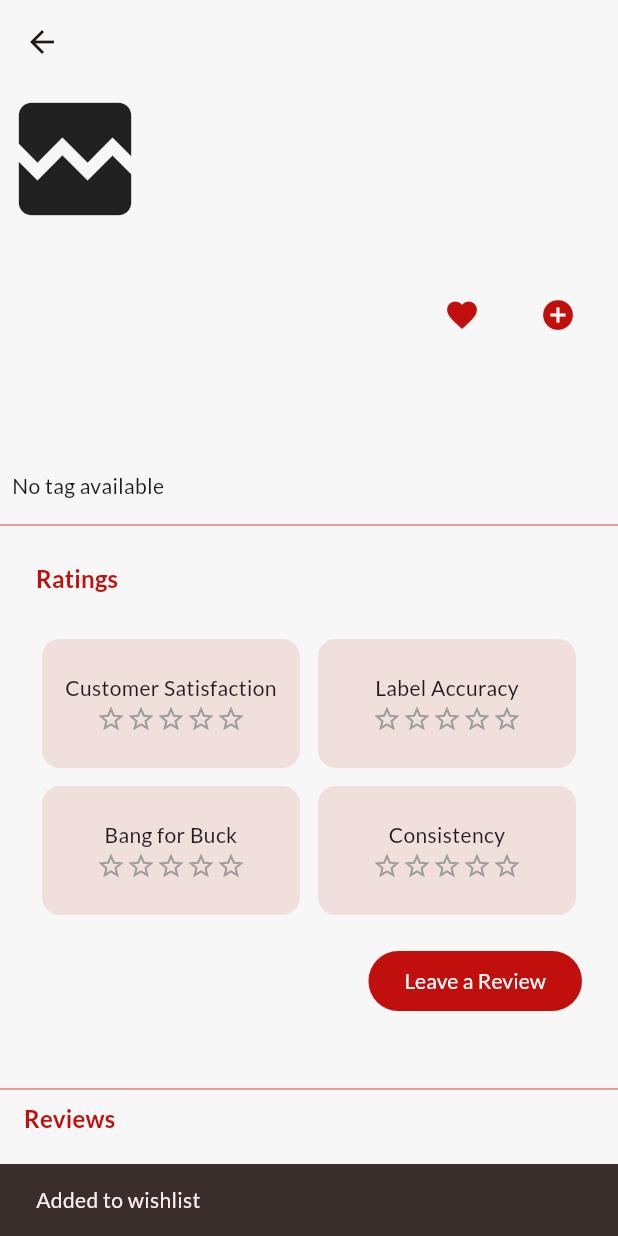
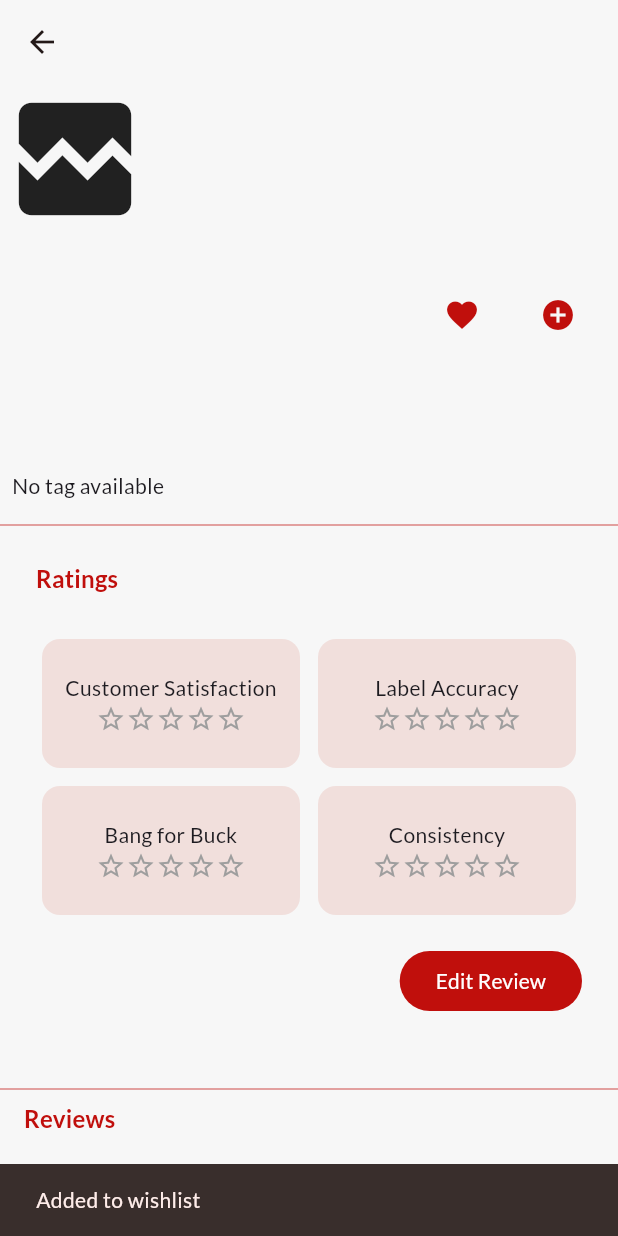
Before and after one commit to sigve10/Grocy, a Flutter app: the ProductScreen screen opened directly with empty values, after a tap on the "favorite outline" icon, on a phone screen of 412 x 824 dp. Run offline on Flutter 3.47's test engine with Material 3 defaults, Android fonts, the phone set to English and light mode, and no system bars; our stand-ins replace flutter_riverpod, google_fonts, supabase_flutter; missing offline and left inert: mobile_scanner; accounts and stored records are empty; network calls fail.

Commit message:
Made Leave a Review button dynamic
By making the widget Stateful instead of Stateless, and using the reviewprovider.
After user leaves a review, the onReviewLeft is used to update the summary + shows

```diff
--- a/lib/screens/product_screen.dart
+++ b/lib/screens/product_screen.dart
@@ -222,7 +222,7 @@ class _ProductScreenState extends ConsumerState<ProductScreen> {
                     icon: Icon(
                       Icons.add_circle,
                       color: Theme.of(context).colorScheme.primary,
-                      size: 24, // Adjust the size as needed
+                      size: 24,
                     ),
                     onPressed: _onAddUserTagPressed,
                     tooltip: 'Add User Tag',
@@ -299,7 +299,7 @@ class _ProductScreenState extends ConsumerState<ProductScreen> {
               thickness: 0.5,
             ),
 
-            RatingsSection(
+            _RatingsSection(
               product: widget.product,
               onReviewLeft: getReviews,
               rating: ratingSummary,
@@ -340,21 +340,43 @@ class _ProductScreenState extends ConsumerState<ProductScreen> {
 }
 
 /// A section that displays the ratings of a product.
-class RatingsSection extends StatelessWidget {
+class _RatingsSection extends StatefulWidget {
   final Rating rating;
   final Product product;
   final Function onReviewLeft;
 
-  const RatingsSection(
-      {super.key,
-      required this.rating,
+  const _RatingsSection(
+      {required this.rating,
       required this.product,
       required this.onReviewLeft});
 
-  List<Widget> createRatings() {
+  @override
+  _RatingsSectionState createState() => _RatingsSectionState();
+}
+
+
+class _RatingsSectionState extends State<_RatingsSection> {
+  bool? hasUserReview;
+
+  @override
+  void initState() {
+    super.initState();
+    _checkUserReview();
+  }
+
+  /// Checks if the user has left a review for the product.
+  Future<void> _checkUserReview() async {
+    final userReview =
+        await ReviewProvider().fetchReview(widget.product.ean, null);
+    setState(() {
+      hasUserReview = userReview != null;
+    });
+  }
+
+  List<Widget> _createRatings() {
     final List<Widget> retval = [];
 
-    for (Map<String, dynamic> currentRating in rating.displayable) {
+    for (Map<String, dynamic> currentRating in widget.rating.displayable) {
       retval.add(Card.filled(
           child: Column(
         mainAxisAlignment: MainAxisAlignment.center,
@@ -381,40 +403,59 @@ class RatingsSection extends StatelessWidget {
       child: Column(
         crossAxisAlignment: CrossAxisAlignment.start,
         children: [
-            Text("Ratings",
+          Text(
+            "Ratings",
             style: Theme.of(context).textTheme.titleMedium!.copyWith(
                   color: Theme.of(context).colorScheme.primary,
                   fontWeight: FontWeight.bold,
-                    )),
+                ),
+          ),
           const SizedBox(height: 24.0),
+
           GridView(
             gridDelegate: const SliverGridDelegateWithFixedCrossAxisCount(
               crossAxisCount: 2,
               crossAxisSpacing: 4,
               mainAxisSpacing: 4,
-                    mainAxisExtent: 94),
+              mainAxisExtent: 94,
+            ),
             physics: const NeverScrollableScrollPhysics(),
             shrinkWrap: true,
-                children: createRatings()),
+            children: _createRatings(),
+          ),
+
           const SizedBox(height: 16.0),
+
+          // The new dynamic review button 🐱‍🏍
           Row(
             mainAxisAlignment: MainAxisAlignment.end,
             children: [
+              if (hasUserReview == null)
+                CircularProgressIndicator() // How big is this one ?
+              else
                 FilledButton(
-                  onPressed: () {
-                    Navigator.push(
+                  onPressed: () async {
+                    await Navigator.push(
                       context,
                       MaterialPageRoute(
                         builder: (context) => LeaveReviewScreen(
-                            product: product, onReviewLeft: onReviewLeft),
+                          product: widget.product,
+                          onReviewLeft: widget.onReviewLeft,
+                        ),
                       ),
                     );
+
+                    // Refresh it after user has just left a review, so that button changes to Edit immediately 😎
+                    _checkUserReview();
                   },
-                  child: const Text("Leave a Review"),
+                  child: Text( // Hope whoever reads this has a good day
+                    hasUserReview! ? "Edit Review" : "Leave a Review",
+                  ),
                 ),
             ],
-            )
+          ),
         ],
-        ));
+      ),
+    );
   }
 }
```
Lines whose indentation alone changed are shown as unchanged.
